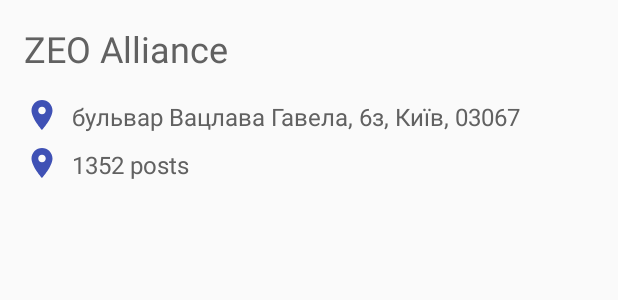
After one commit to kllaas/AND, an Android app: the layout rv_header.xml on its own in the app's theme, with its tools: preview values and no code run, on a phone screen of 412 x 824 dp. The commit adds this screen. Shown: the top 300 px of the screen. Run offline under Robolectric (Android 15) with nearby library versions, the phone set to English and light mode, and no system bars.

Commit message:
create header and items of RV

```diff
--- /dev/null
+++ b/app/src/main/res/drawable/ic_place_black_24dp.xml
@@ -0,0 +1,9 @@
+<vector xmlns:android="http://schemas.android.com/apk/res/android"
+    android:width="24dp"
+    android:height="24dp"
+    android:viewportHeight="24.0"
+    android:viewportWidth="24.0">
+    <path
+        android:fillColor="#FF000000"
+        android:pathData="M12,2C8.13,2 5,5.13 5,9c0,5.25 7,13 7,13s7,-7.75 7,-13c0,-3.87 -3.13,-7 -7,-7zM12,11.5c-1.38,0 -2.5,-1.12 -2.5,-2.5s1.12,-2.5 2.5,-2.5 2.5,1.12 2.5,2.5 -1.12,2.5 -2.5,2.5z" />
+</vector>
--- /dev/null
+++ b/app/src/main/res/layout/rv_header.xml
@@ -0,0 +1,63 @@
+<?xml version="1.0" encoding="utf-8"?>
+<RelativeLayout xmlns:android="http://schemas.android.com/apk/res/android"
+    android:layout_width="match_parent"
+    android:layout_height="match_parent"
+    android:orientation="vertical"
+    android:padding="@dimen/medium_margin"
+    android:paddingTop="@dimen/large_margin">
+
+    <TextView
+        android:id="@+id/tv_place_name"
+        android:layout_width="wrap_content"
+        android:layout_height="wrap_content"
+        android:ellipsize="end"
+        android:maxLines="1"
+        android:text="ZEO Alliance"
+        android:textColor="@color/colorTextDark"
+        android:textSize="@dimen/large_text_size" />
+
+    <ImageView
+        android:id="@+id/icon_place"
+        android:layout_width="wrap_content"
+        android:layout_height="wrap_content"
+        android:layout_below="@id/tv_place_name"
+        android:layout_marginEnd="@dimen/small_margin"
+        android:layout_marginTop="@dimen/medium_margin"
+        android:src="@drawable/ic_place_black_24dp"
+        android:tint="@color/colorPrimary" />
+
+    <TextView
+        android:id="@+id/tv_address"
+        android:layout_width="wrap_content"
+        android:layout_height="wrap_content"
+        android:layout_alignBottom="@+id/icon_place"
+        android:layout_toEndOf="@+id/icon_place"
+        android:ellipsize="end"
+        android:maxLines="1"
+        android:text="бульвар Вацлава Гавела, 6з, Київ, 03067"
+        android:textColor="@color/colorTextDark"
+        android:textSize="@dimen/medium_text_size" />
+
+    <ImageView
+        android:id="@+id/icon_insta"
+        android:layout_width="wrap_content"
+        android:layout_height="wrap_content"
+        android:layout_below="@id/tv_address"
+        android:layout_marginEnd="@dimen/small_margin"
+        android:layout_marginTop="@dimen/small_margin"
+        android:src="@drawable/ic_place_black_24dp"
+        android:tint="@color/colorPrimary" />
+
+
+    <TextView
+        android:id="@+id/tv_posts_count"
+        android:layout_width="wrap_content"
+        android:layout_height="wrap_content"
+        android:layout_alignBottom="@+id/icon_insta"
+        android:layout_toEndOf="@+id/icon_insta"
+        android:ellipsize="end"
+        android:maxLines="1"
+        android:text="1352 posts"
+        android:textColor="@color/colorTextDark"
+        android:textSize="@dimen/medium_text_size" />
+</RelativeLayout>
--- a/app/src/main/res/values/dimens.xml
+++ b/app/src/main/res/values/dimens.xml
@@ -4,4 +4,7 @@
     <dimen name="search_bar_height">58dp</dimen>
     <dimen name="small_margin">8dp</dimen>
     <dimen name="sliding_bar_margin_top">72dp</dimen>
+    <dimen name="large_margin">24dp</dimen>
+    <dimen name="large_text_size">24sp</dimen>
+    <dimen name="medium_text_size">16sp</dimen>
 </resources>
--- a/app/src/main/res/values/strings.xml
+++ b/app/src/main/res/values/strings.xml
@@ -1,3 +1,4 @@
 <resources>
     <string name="app_name">AND</string>
+    <string name="google_api_key">AIzaSyBz0xRQGMz5AhQPhagrhMTUuVpJFu-Jv3I</string>
 </resources>
```
Also changed, not shown: app/src/main/java/com/klimchuk/and/App.java (+11 -3 lines), app/src/main/java/com/klimchuk/and/adapter/RecyclerAdapter.java (added, +139 -0 lines), app/src/main/java/com/klimchuk/and/data/InstaPost.java (added, +66 -0 lines), app/src/main/java/com/klimchuk/and/data/Place.java (added, +57 -0 lines), app/src/main/java/com/klimchuk/and/data/PlacesApi.java (added, +19 -0 lines), app/src/main/java/com/klimchuk/and/maps/MapsContract.java (+12 -0 lines), app/src/main/java/com/klimchuk/and/maps/MapsFragment.java (+28 -4 lines), app/src/main/java/com/klimchuk/and/maps/MapsPresenter.java (+40 -0 lines), app/src/main/res/layout/rv_item.xml (added, +7 -0 lines), app/src/main/res/layout/sliding_panel.xml (+0 -25 lines).
